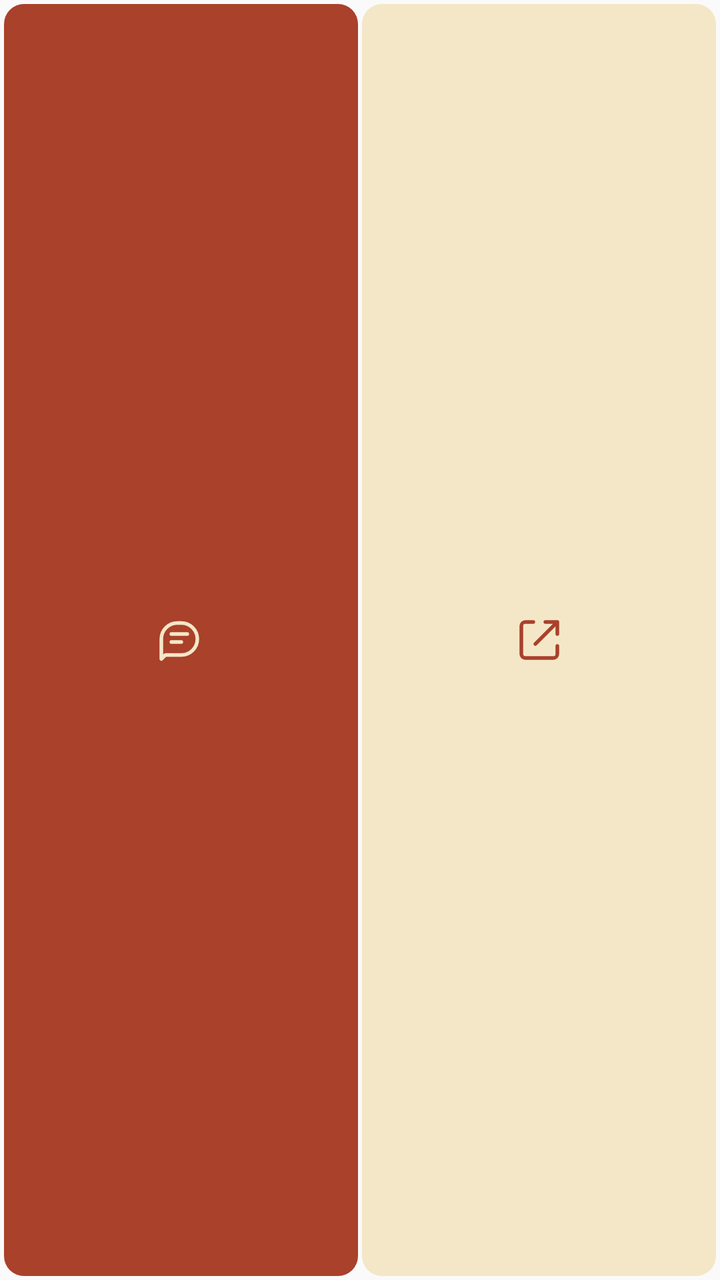
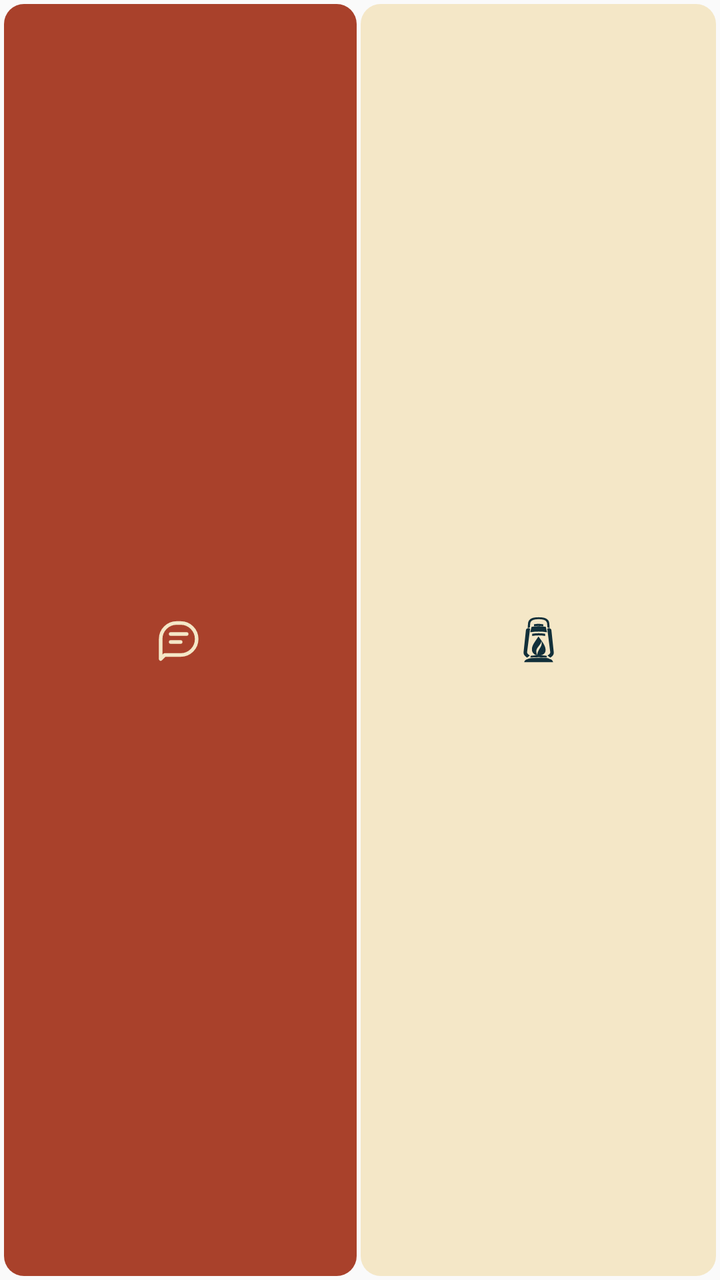

An Android layout rendered at two revisions. The XML below is the earlier revision; the diff shows what the commit changed to produce the second picture.
<!-- AndroidManifest.xml: application theme AppTheme -->
<!-- res/layout/capture_widget_compact.xml -->
<?xml version="1.0" encoding="utf-8"?>
<LinearLayout xmlns:android="http://schemas.android.com/apk/res/android" android:layout_width="match_parent" android:layout_height="match_parent" android:orientation="horizontal" android:padding="2dp" android:baselineAligned="false">
 <ImageButton android:id="@+id/widget_capture" android:layout_width="0dp" android:layout_weight="1" android:layout_height="match_parent" android:layout_marginEnd="1dp" android:padding="3dp" android:scaleType="centerInside" android:background="@drawable/widget_capture_button" android:src="@drawable/widget_message" android:contentDescription="@string/capture_thought"/>
 <ImageButton android:id="@+id/widget_open_app" android:layout_width="0dp" android:layout_weight="1" android:layout_height="match_parent" android:layout_marginStart="1dp" android:padding="3dp" android:scaleType="centerInside" android:background="@drawable/widget_app_button" android:src="@drawable/widget_open_app" android:contentDescription="@string/open_app"/>
</LinearLayout>
<!-- resources referenced by this layout -->
<resources>
  <!-- drawable widget_app_button (drawable) -->
  <ripple xmlns:android="http://schemas.android.com/apk/res/android" android:color="@color/widget_selection_bg"><item><shape android:shape="rectangle"><solid android:color="@color/widget_surface"/><corners android:radius="10dp"/></shape></item></ripple>
  <!-- drawable widget_capture_button (drawable) -->
  <ripple xmlns:android="http://schemas.android.com/apk/res/android" android:color="@color/widget_selection_bg"><item><shape android:shape="rectangle"><solid android:color="@color/widget_action_bg"/><corners android:radius="10dp"/></shape></item></ripple>
  <!-- drawable widget_message (drawable) -->
  <vector xmlns:android="http://schemas.android.com/apk/res/android" android:width="24dp" android:height="24dp" android:viewportWidth="24" android:viewportHeight="24">
   <path android:fillColor="@android:color/transparent" android:strokeColor="@color/widget_action_text" android:strokeWidth="1.8" android:strokeLineCap="round" android:strokeLineJoin="round" android:pathData="M20,11.5a8,8 0,0 1,-8,8H4l-2,2v-10a8,8 0,0 1,8,-8h2a8,8 0,0 1,8,8ZM7,9h8M7,13h5"/>
  </vector>
  <!-- drawable widget_open_app (drawable) -->
  <vector xmlns:android="http://schemas.android.com/apk/res/android" android:width="24dp" android:height="24dp" android:viewportWidth="24" android:viewportHeight="24">
   <path android:fillColor="@android:color/transparent" android:strokeColor="@color/widget_accent" android:strokeWidth="1.8" android:strokeLineCap="round" android:strokeLineJoin="round" android:pathData="M15,3h6v6M10,14L21,3M9,3H5a2,2 0,0 0,-2,2v14a2,2 0,0 0,2,2h14a2,2 0,0 0,2,-2v-4"/>
  </vector>
  <string name="capture_thought">Message yourself</string>
  <string name="open_app">Open Museamo</string>
  <style name="AppTheme" parent="Theme.AppCompat.DayNight.NoActionBar">
          
          <item name="colorPrimary">@color/colorPrimary</item>
          <item name="colorPrimaryDark">@color/colorPrimaryDark</item>
          <item name="colorAccent">@color/colorAccent</item>
      </style>
  <color name="widget_selection_bg">#A9412B</color>
  <color name="widget_surface">#F4E7C7</color>
  <color name="widget_action_bg">#A9412B</color>
  <color name="widget_action_text">#F4E7C7</color>
  <color name="widget_accent">#A9412B</color>
</resources>

<!-- the commit's change to res/layout/capture_widget_compact.xml (unified diff, before → after) -->
@@ -1,5 +1,5 @@
 <?xml version="1.0" encoding="utf-8"?>
 <LinearLayout xmlns:android="http://schemas.android.com/apk/res/android" android:layout_width="match_parent" android:layout_height="match_parent" android:orientation="horizontal" android:padding="2dp" android:baselineAligned="false">
- <ImageButton android:id="@+id/widget_capture" android:layout_width="0dp" android:layout_weight="1" android:layout_height="match_parent" android:layout_marginEnd="1dp" android:padding="3dp" android:scaleType="centerInside" android:background="@drawable/widget_capture_button" android:src="@drawable/widget_message" android:contentDescription="@string/capture_thought"/>
+ <FrameLayout android:layout_width="0dp" android:layout_weight="1" android:layout_height="match_parent"> <ImageButton android:id="@+id/widget_capture" android:layout_width="match_parent" android:layout_height="match_parent" android:layout_marginEnd="1dp" android:padding="3dp" android:scaleType="centerInside" android:background="@drawable/widget_capture_button" android:src="@drawable/widget_message" android:contentDescription="@string/capture_thought"/><ImageView android:id="@+id/widget_shared" android:layout_gravity="top|end" android:layout_margin="3dp" android:layout_width="14dp" android:layout_height="14dp" android:src="@drawable/tag_shared" android:visibility="gone" android:importantForAccessibility="no" android:contentDescription="@null"/></FrameLayout>
  <ImageButton android:id="@+id/widget_open_app" android:layout_width="0dp" android:layout_weight="1" android:layout_height="match_parent" android:layout_marginStart="1dp" android:padding="3dp" android:scaleType="centerInside" android:background="@drawable/widget_app_button" android:src="@drawable/widget_open_app" android:contentDescription="@string/open_app"/>
 </LinearLayout>
<!-- resource entries referenced after the edit -->
@@ -1,5 +1,9 @@
 <!-- resources referenced by this layout -->
 <resources>
+  <!-- drawable tag_shared (drawable) -->
+  <vector xmlns:android="http://schemas.android.com/apk/res/android" android:width="18dp" android:height="18dp" android:viewportWidth="24" android:viewportHeight="24">
+   <path android:fillColor="@color/widget_text" android:pathData="M9,3a4,4 0,1 0,0 8a4,4 0,0 0,0 -8M9,5a2,2 0,1 1,0 4a2,2 0,0 1,0 -4M17,3v2a2,2 0,0 1,0 4v2a4,4 0,0 0,0 -8M2,21v-3a6,6 0,0 1,6 -6h2a6,6 0,0 1,6 6v3h-2v-3a4,4 0,0 0,-4 -4H8a4,4 0,0 0,-4 4v3zM18,12v2a4,4 0,0 1,2 4v3h2v-3a6,6 0,0 0,-4 -6"/>
+  </vector>
   <!-- drawable widget_app_button (drawable) -->
   <ripple xmlns:android="http://schemas.android.com/apk/res/android" android:color="@color/widget_selection_bg"><item><shape android:shape="rectangle"><solid android:color="@color/widget_surface"/><corners android:radius="10dp"/></shape></item></ripple>
   <!-- drawable widget_capture_button (drawable) -->
@@ -9,8 +13,19 @@
    <path android:fillColor="@android:color/transparent" android:strokeColor="@color/widget_action_text" android:strokeWidth="1.8" android:strokeLineCap="round" android:strokeLineJoin="round" android:pathData="M20,11.5a8,8 0,0 1,-8,8H4l-2,2v-10a8,8 0,0 1,8,-8h2a8,8 0,0 1,8,8ZM7,9h8M7,13h5"/>
   </vector>
   <!-- drawable widget_open_app (drawable) -->
-  <vector xmlns:android="http://schemas.android.com/apk/res/android" android:width="24dp" android:height="24dp" android:viewportWidth="24" android:viewportHeight="24">
-   <path android:fillColor="@android:color/transparent" android:strokeColor="@color/widget_accent" android:strokeWidth="1.8" android:strokeLineCap="round" android:strokeLineJoin="round" android:pathData="M15,3h6v6M10,14L21,3M9,3H5a2,2 0,0 0,-2,2v14a2,2 0,0 0,2,2h14a2,2 0,0 0,2,-2v-4"/>
+  <?xml version="1.0" encoding="utf-8"?>
+  <vector xmlns:android="http://schemas.android.com/apk/res/android" android:width="24dp" android:height="24dp" android:viewportWidth="464" android:viewportHeight="464">
+    <group android:translateX="72">
+      <path android:fillColor="@color/widget_text" android:pathData="M54 115 57 72C61 26 101 12 160 12S259 26 263 72L266 115 245 111 242 74C239 43 210 31 160 31S81 43 78 74L75 111Z"/>
+      <path android:fillColor="@color/widget_text" android:pathData="M115 98V80Q160 71 205 81V99Q160 93 115 98Z"/>
+      <path android:fillColor="@color/widget_text" android:pathData="M91 105Q160 92 229 105L241 157Q160 144 79 157Z"/>
+      <path android:fillColor="@color/widget_text" android:pathData="M97 172Q160 161 223 172V193Q160 182 97 193Z"/>
+      <path android:fillColor="@color/widget_text" android:pathData="M63 118Q39 119 37 136L14 352Q12 379 48 403L75 382Q47 367 48 350L77 122Z"/>
+      <path android:fillColor="@color/widget_text" android:pathData="M257 118Q281 120 283 137L306 351Q309 380 272 403L245 382Q274 365 272 349L243 122Z"/>
+      <path android:fillColor="@color/widget_text" android:pathData="M84 384Q160 375 236 384L240 402Q160 395 80 402Z"/>
+      <path android:fillColor="@color/widget_text" android:pathData="M55 416Q77 402 160 404Q245 401 266 416Q293 421 300 447H20Q25 422 55 416Z"/>
+      <path android:fillColor="@color/widget_text" android:fillType="evenOdd" android:pathData="M158 198C176 223 215 270 224 307C238 356 204 380 167 382C121 387 91 353 95 317C97 282 121 253 158 198Z M148 382C135 353 133 335 145 313C162 286 187 265 186 239C197 280 179 298 164 324C151 347 144 365 148 382Z"/>
+    </group>
   </vector>
   <string name="capture_thought">Message yourself</string>
   <string name="open_app">Open Museamo</string>
@@ -20,10 +35,10 @@
           <item name="colorPrimaryDark">@color/colorPrimaryDark</item>
           <item name="colorAccent">@color/colorAccent</item>
       </style>
+  <color name="widget_text">#12303A</color>
   <color name="widget_selection_bg">#A9412B</color>
   <color name="widget_surface">#F4E7C7</color>
   <color name="widget_action_bg">#A9412B</color>
   <color name="widget_action_text">#F4E7C7</color>
-  <color name="widget_accent">#A9412B</color>
 </resources>
 
